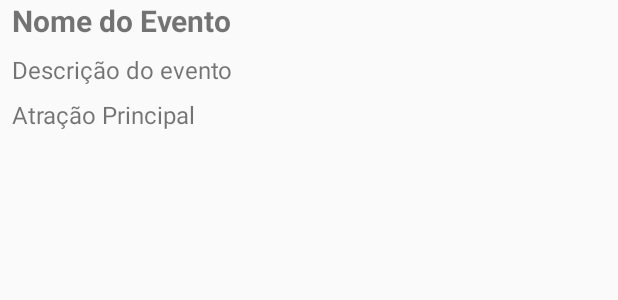
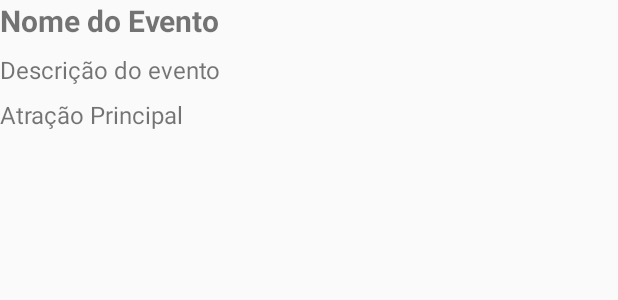
Before and after one commit to caravanaiesb/Iesb.PI, an Android app: the layout linha_event.xml on its own in the app's theme, with its tools: preview values and no code run, on a phone screen of 412 x 824 dp. Shown: the top 300 px of the screen. Run offline under Robolectric (Android 15) with nearby library versions, the phone set to English and light mode, and no system bars.

Commit message:
Event Adpter alternativo

```diff
--- a/app/build.gradle
+++ b/app/build.gradle
@@ -22,6 +22,8 @@ dependencies {
     implementation fileTree(dir: 'libs', include: ['*.jar'])
     //noinspection GradleCompatible
     implementation 'com.android.support:appcompat-v7:28.0.0'
+    implementation 'com.android.support:recyclerview-v7:28.0.0'
+
     implementation 'com.android.support.constraint:constraint-layout:1.1.3'
     implementation 'com.google.android.gms:play-services-maps:16.0.0'
     implementation 'com.android.support:design:28.0.0'
@@ -31,11 +33,12 @@ dependencies {
     implementation 'com.google.firebase:firebase-core:16.0.1'
     implementation 'com.google.firebase:firebase-database:16.0.1'
     implementation 'com.google.firebase:firebase-auth:16.0.1'
+    implementation 'com.firebaseui:firebase-ui-database:4.1.0'
+
     implementation 'com.google.android.gms:play-services-auth:16.0.1'
     implementation 'com.github.bumptech.glide:glide:4.8.0'
     implementation 'com.facebook.android:facebook-android-sdk:4.37.0'
 
-
 }
 apply plugin: 'com.google.gms.google-services'
 com.google.gms.googleservices.GoogleServicesPlugin.config.disableVersionCheck = true
--- a/app/src/main/java/br/pi/iesb/MenuActivity.java
+++ b/app/src/main/java/br/pi/iesb/MenuActivity.java
@@ -119,7 +119,9 @@ public class MenuActivity extends AppCompatActivity
 
         //noinspection SimplifiableIfStatement
         if (id == R.id.action_settings) {
-            return true;
+            Intent i = new Intent(MenuActivity.this,CadastroeventoActivity.class);
+            startActivity(i);
+
         }
 
         return super.onOptionsItemSelected(item);
--- a/app/src/main/res/layout/linha_event.xml
+++ b/app/src/main/res/layout/linha_event.xml
@@ -1,5 +1,5 @@
 <?xml version="1.0" encoding="utf-8"?>
-<android.support.constraint.ConstraintLayout
+<RelativeLayout
     xmlns:android="http://schemas.android.com/apk/res/android"
     xmlns:app="http://schemas.android.com/apk/res-auto"
     xmlns:tools="http://schemas.android.com/tools"
@@ -8,44 +8,30 @@
 
     <TextView
         android:id="@+id/txtListEvent"
-        android:layout_width="0dp"
+        android:layout_width="wrap_content"
         android:layout_height="wrap_content"
-        android:layout_marginStart="8dp"
-        android:layout_marginEnd="8dp"
         android:text="@string/nome_do_evento"
         android:textSize="20sp"
-        android:textStyle="bold"
-        app:layout_constraintEnd_toEndOf="parent"
-
-        app:layout_constraintStart_toStartOf="parent"
-        tools:ignore="MissingConstraints"
-        tools:layout_editor_absoluteY="16dp" />
+        android:textStyle="bold"/>
 
     <TextView
         android:id="@+id/txtListDescEvent"
-        android:layout_width="0dp"
+        android:layout_width="wrap_content"
         android:layout_height="wrap_content"
         android:layout_marginTop="8dp"
-        android:layout_marginEnd="8dp"
+        android:layout_below="@+id/txtListEvent"
         android:text="@string/descri_o_do_evento"
-        android:textSize="16sp"
-
-        app:layout_constraintEnd_toEndOf="parent"
-        app:layout_constraintStart_toStartOf="@+id/txtListEvent"
-        app:layout_constraintTop_toBottomOf="@+id/txtListEvent" />
+        android:textSize="16sp" />
 
     <TextView
         android:id="@+id/txtListAtracao"
-        android:layout_width="0dp"
+        android:layout_width="wrap_content"
         android:layout_height="wrap_content"
+        android:layout_below="@+id/txtListDescEvent"
         android:layout_marginTop="8dp"
         android:layout_marginEnd="8dp"
         android:text="@string/atracao_principal"
-        android:textSize="16sp"
-
-        app:layout_constraintEnd_toEndOf="parent"
-        app:layout_constraintStart_toStartOf="@+id/txtListDescEvent"
-        app:layout_constraintTop_toBottomOf="@+id/txtListDescEvent" />
+        android:textSize="16sp" />
 
 
-</android.support.constraint.ConstraintLayout>
+</RelativeLayout>
```
Also changed, not shown: app/src/main/java/br/pi/iesb/CadastroeventoActivity.java (+22 -6 lines), app/src/main/java/br/pi/iesb/EventAdapter.java (deleted, +0 -82 lines), app/src/main/java/br/pi/iesb/EventRecycleViewHolder.java (added, +20 -0 lines), app/src/main/java/br/pi/iesb/Evento.java (+34 -4 lines), app/src/main/java/br/pi/iesb/FeedeventActivity.java (+48 -4 lines), app/src/main/res/layout/content_feedevent.xml (+4 -3 lines).
